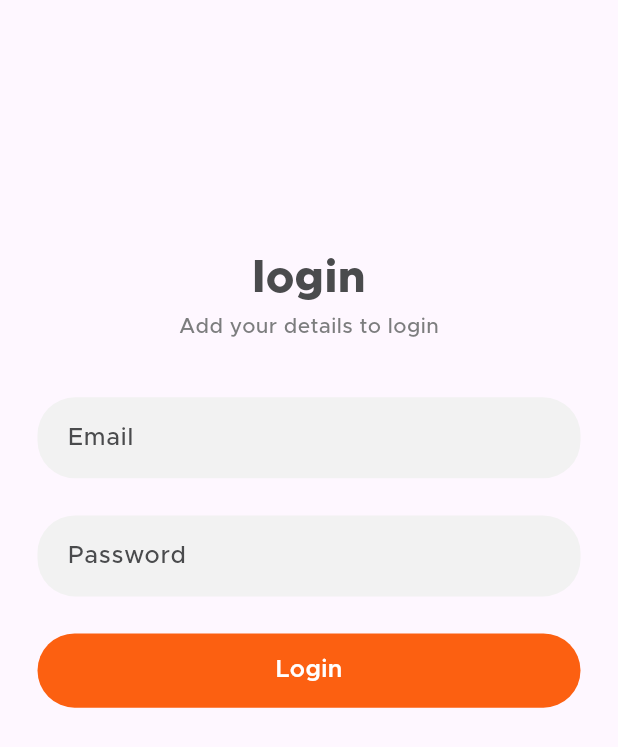
After one commit to Aqib-Ayoub/KehwaCart-client, a Flutter app: the screen it shows after launch, after a tap on "Login", on a phone screen of 412 x 824 dp. The commit adds this screen. Shown: the top 747 px of the screen. Run offline on Flutter 3.47's test engine with Material 3 defaults, Android fonts, the phone set to English and light mode, and no system bars.

Commit message:
added login page

```diff
--- /dev/null
+++ b/lib/common_widget/round_button.dart
@@ -0,0 +1,44 @@
+import 'package:client/const/color_extension.dart';
+import 'package:flutter/material.dart';
+
+enum ButtonType { bgPrimary, textPrimary }
+
+class RoundButton extends StatelessWidget {
+  const RoundButton({
+    super.key,
+    required this.text,
+    required this.onPressed,
+    this.type = ButtonType.bgPrimary,
+  });
+  final String text;
+  final ButtonType type;
+  final VoidCallback onPressed;
+
+  @override
+  Widget build(BuildContext context) {
+    var media = MediaQuery.of(context).size;
+    return InkWell(
+      onTap: onPressed,
+      child: Container(
+        height: media.height * .06,
+        alignment: Alignment.center,
+        decoration: BoxDecoration(
+          color: type == ButtonType.bgPrimary ? AColor.primary : AColor.white,
+          borderRadius: BorderRadius.circular(28),
+          border:
+              type == ButtonType.bgPrimary
+                  ? null
+                  : Border.all(color: AColor.primary, width: 1),
+        ),
+        child: Text(
+          text,
+          style: TextStyle(
+            color: type == ButtonType.bgPrimary ? AColor.white : AColor.primary,
+            fontSize: 16.0,
+            fontWeight: FontWeight.w600,
+          ),
+        ),
+      ),
+    );
+  }
+}
--- /dev/null
+++ b/lib/common_widget/round_textfield.dart
@@ -0,0 +1,42 @@
+import 'package:client/const/color_extension.dart';
+import 'package:flutter/material.dart';
+
+class RoundTextfield extends StatelessWidget {
+  final TextEditingController? controller;
+  final String hintText;
+  final TextInputType? keyboardType;
+  final bool obsecureText;
+  const RoundTextfield({
+    super.key,
+    this.controller,
+    required this.hintText,
+    this.keyboardType,
+    this.obsecureText = false,
+  });
+
+  @override
+  Widget build(BuildContext context) {
+    return Container(
+      decoration: BoxDecoration(
+        color: AColor.textfield,
+        borderRadius: BorderRadius.all(Radius.circular(25)),
+      ),
+      child: TextField(
+        obscureText: obsecureText,
+        keyboardType: keyboardType,
+        autocorrect: false,
+        controller: controller,
+        decoration: InputDecoration(
+          contentPadding: EdgeInsets.symmetric(horizontal: 20, vertical: 15),
+          focusedBorder: InputBorder.none,
+          enabledBorder: InputBorder.none,
+          hintText: hintText,
+          hintStyle: TextStyle(
+            color: AColor.primaryText,
+            fontWeight: FontWeight.w500,
+          ),
+        ),
+      ),
+    );
+  }
+}
--- a/lib/main.dart
+++ b/lib/main.dart
@@ -12,6 +12,7 @@ class MyApp extends StatelessWidget {
   @override
   Widget build(BuildContext context) {
     return MaterialApp(
+      debugShowCheckedModeBanner: false,
       title: 'Flutter Demo',
       theme: ThemeData(
         fontFamily: 'Metropolis',
--- /dev/null
+++ b/lib/views/auth/login_view.dart
@@ -0,0 +1,60 @@
+import 'package:client/common_widget/round_button.dart';
+import 'package:client/common_widget/round_textfield.dart';
+import 'package:client/const/color_extension.dart';
+import 'package:flutter/material.dart';
+
+class LoginView extends StatefulWidget {
+  const LoginView({super.key});
+
+  @override
+  State<LoginView> createState() => _LoginViewState();
+}
+
+class _LoginViewState extends State<LoginView> {
+  TextEditingController email = TextEditingController();
+  TextEditingController password = TextEditingController();
+  @override
+  Widget build(BuildContext context) {
+    var media = MediaQuery.of(context).size;
+    return Scaffold(
+      body: SingleChildScrollView(
+        child: Padding(
+          padding: const EdgeInsets.symmetric(horizontal: 25.0),
+          child: Column(
+            crossAxisAlignment: CrossAxisAlignment.center,
+            children: [
+              SizedBox(height: media.height * 0.2),
+              Text(
+                'login',
+                style: TextStyle(
+                  color: AColor.primaryText,
+                  fontSize: 30,
+                  fontWeight: FontWeight.w800,
+                ),
+              ),
+              Text(
+                'Add your details to login',
+                style: TextStyle(
+                  color: AColor.secondaryText,
+                  fontSize: 14,
+                  fontWeight: FontWeight.w500,
+                ),
+              ),
+              SizedBox(height: media.width * 0.09),
+              RoundTextfield(hintText: 'Email'),
+              SizedBox(height: media.width * 0.06),
+              RoundTextfield(
+                hintText: 'Password',
+                controller: password,
+                obsecureText: true,
+              ),
+
+              SizedBox(height: media.width * 0.06),
+              RoundButton(text: 'Login', onPressed: () {}),
+            ],
+          ),
+        ),
+      ),
+    );
+  }
+}
--- a/lib/views/auth/welcome_view.dart
+++ b/lib/views/auth/welcome_view.dart
@@ -1,3 +1,6 @@
+import 'package:client/common_widget/round_button.dart';
+import 'package:client/const/color_extension.dart';
+import 'package:client/views/auth/login_view.dart';
 import 'package:flutter/material.dart';
 
 class WelcomeView extends StatefulWidget {
@@ -10,6 +13,66 @@ class WelcomeView extends StatefulWidget {
 class _WelcomeViewState extends State<WelcomeView> {
   @override
   Widget build(BuildContext context) {
-    return const Placeholder();
+    var media = MediaQuery.of(context).size;
+    return Scaffold(
+      body: Column(
+        children: [
+          Stack(
+            alignment: Alignment.bottomCenter,
+            children: [
+              Image.asset(
+                'assets/images/welcome_top_shape.png',
+                width: media.width,
+              ),
+              Image.asset(
+                'assets/images/app_logo.png',
+                width: media.width * 0.78,
+                height: media.width * 0.78,
+                fit: BoxFit.contain,
+              ),
+              Positioned(
+                top: 480,
+                child: Text(
+                  'FOOD DELIVERY',
+                  style: TextStyle(color: AColor.primaryText),
+                ),
+              ),
+            ],
+          ),
+          Text(
+            textAlign: TextAlign.center,
+            'Discover the best food over 1,000\nresturants and fast delivery to your\ndoorstep',
+            style: TextStyle(
+              color: AColor.primaryText,
+              fontSize: 13.0,
+              fontWeight: FontWeight.w500,
+            ),
+          ),
+
+          SizedBox(height: media.width * 0.1),
+          Padding(
+            padding: const EdgeInsets.symmetric(horizontal: 25.0),
+            child: RoundButton(
+              text: 'Login',
+              onPressed: () {
+                Navigator.push(
+                  context,
+                  MaterialPageRoute(builder: (context) => LoginView()),
+                );
+              },
+            ),
+          ),
+          SizedBox(height: media.width * 0.08),
+          Padding(
+            padding: const EdgeInsets.symmetric(horizontal: 25.0),
+            child: RoundButton(
+              text: 'Create an Account',
+              onPressed: () {},
+              type: ButtonType.textPrimary,
+            ),
+          ),
+        ],
+      ),
+    );
   }
 }
--- a/lib/views/on_boarding/splash_view.dart
+++ b/lib/views/on_boarding/splash_view.dart
@@ -1,3 +1,4 @@
+import 'package:client/views/auth/welcome_view.dart';
 import 'package:flutter/material.dart';
 
 class StartupView extends StatefulWidget {
@@ -9,10 +10,25 @@ class StartupView extends StatefulWidget {
 
 class _StartupViewState extends State<StartupView> {
   @override
+  void initState() {
+    super.initState();
+    goWelcomePage();
+  }
+
+  void goWelcomePage() async {
+    await Future.delayed(Duration(seconds: 3));
+    Navigator.push(
+      context,
+      MaterialPageRoute(builder: (context) => WelcomeView()),
+    );
+  }
+
+  @override
   Widget build(BuildContext context) {
     var media = MediaQuery.of(context).size;
     return Scaffold(
       body: Stack(
+        alignment: Alignment.center,
         children: [
           Image.asset(
             'assets/images/splash_bg.png',
@@ -23,7 +39,7 @@ class _StartupViewState extends State<StartupView> {
           Image.asset(
             'assets/images/app_logo.png',
             width: media.width * 0.7,
-            height: media.height * 0.7,
+            height: media.width * 0.7,
             fit: BoxFit.contain,
           ),
         ],
```
